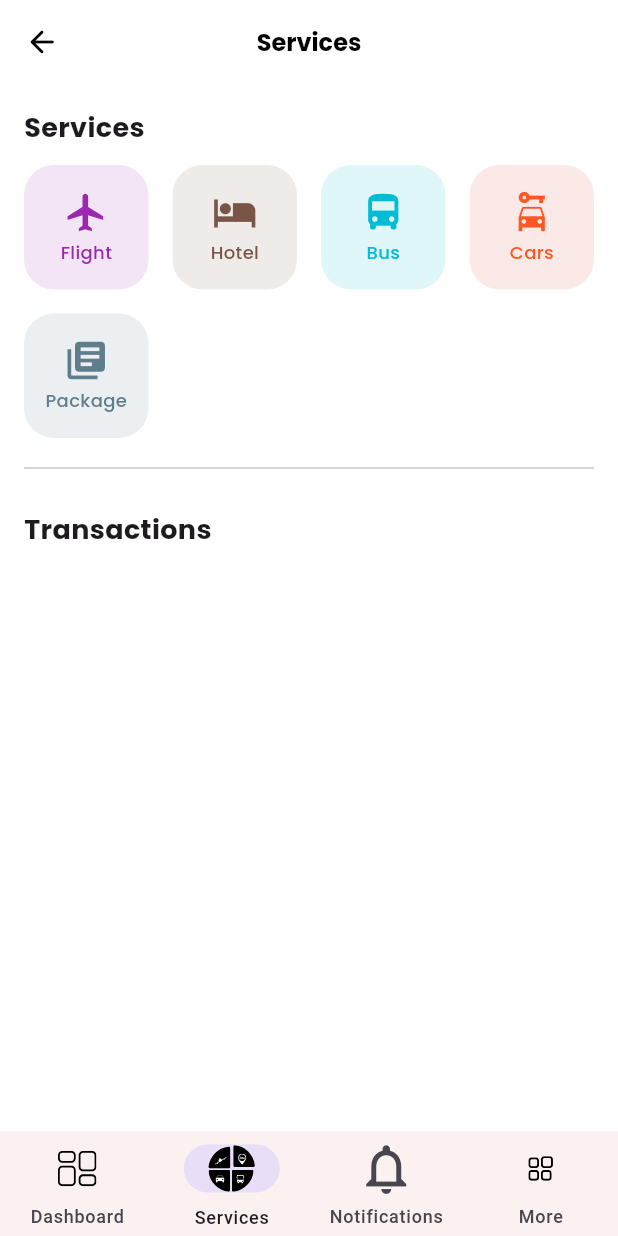
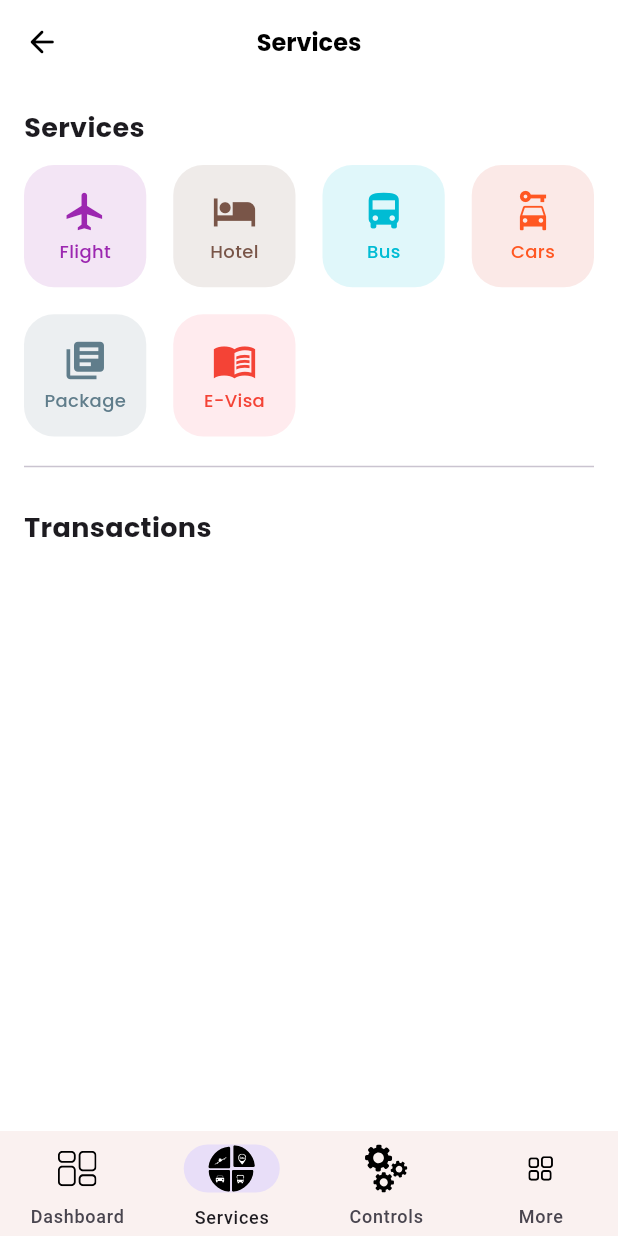
Before and after one commit to tashrif-alive/hawaii_by_zucode, a Flutter app: the screen it shows after launch, item 2 of the bottom bar chosen, on a phone screen of 412 x 824 dp. Run offline on Flutter 3.47's test engine with Material 3 defaults, Android fonts, the phone set to English and light mode, and no system bars; our stand-ins replace cloud_firestore, firebase_auth, firebase_core, flutter_svg, get, google_fonts and 1 more; accounts and stored records are empty.

Commit message:
services routes

```diff
--- a/lib/src/features/admin/view/admin_services.dart
+++ b/lib/src/features/admin/view/admin_services.dart
@@ -1,6 +1,8 @@
 import 'package:flutter/material.dart';
 import 'package:get/get.dart';
 import 'package:google_fonts/google_fonts.dart';
+import '../services/categories/airline/view/flight_screen.dart';
+import '../services/categories/hotel/view/hotel_screen.dart';
 
 class AdminServicesScreen extends StatefulWidget {
   const AdminServicesScreen({Key? key});
@@ -11,11 +13,13 @@ class AdminServicesScreen extends StatefulWidget {
 
 class _AdminServicesScreenState extends State<AdminServicesScreen> {
   final List<Map<String, dynamic>> services = [
-    {"icon": Icons.flight, "color": Colors.purple, "title": "Flight"},
-    {"icon": Icons.hotel, "color": Colors.brown, "title": "Hotel"},
-    {"icon": Icons.directions_bus, "color": Colors.cyan, "title": "Bus"},
-    {"icon": Icons.car_rental, "color": Colors.deepOrange, "title": "Cars"},
-    {"icon": Icons.my_library_books, "color": Colors.blueGrey, "title": "Package"},
+    {"icon": Icons.flight, "color": Colors.purple, "title": "Flight", "screen": FlightScreen()},
+    {"icon": Icons.hotel, "color": Colors.brown, "title": "Hotel", "screen": HotelScreen()},
+    {"icon": Icons.directions_bus, "color": Colors.cyan, "title": "Bus","screen": FlightScreen()},
+    {"icon": Icons.car_rental, "color": Colors.deepOrange, "title": "Cars","screen": FlightScreen()},
+    {"icon": Icons.my_library_books, "color": Colors.blueGrey, "title": "Package","screen": FlightScreen()},
+    {"icon": Icons.menu_book_sharp, "color": Colors.red, "title": "E-Visa","screen": FlightScreen()},
+    // Add other services with their corresponding screens
   ];
 
   @override
@@ -51,21 +55,22 @@ class _AdminServicesScreenState extends State<AdminServicesScreen> {
                 style: GoogleFonts.poppins(
                     fontSize: 18, fontWeight: FontWeight.w700),
               ),
-              SizedBox(
+              const SizedBox(
                 height: 12,
               ),
               GridView.builder(
                 shrinkWrap: true,
-                gridDelegate: SliverGridDelegateWithFixedCrossAxisCount(
+                gridDelegate: const SliverGridDelegateWithFixedCrossAxisCount(
                   crossAxisCount: 4,
-                  crossAxisSpacing: 16.0,
-                  mainAxisSpacing: 16.0,
+                  crossAxisSpacing: 18.0,
+                  mainAxisSpacing: 18.0,
                 ),
                 itemCount: services.length,
                 itemBuilder: (context, index) {
                   return GestureDetector(
                     onTap: () {
-                      print("${services[index]['title']} tapped");
+                      // Navigate to the corresponding screen when a service is tapped
+                      Get.to(services[index]['screen']);
                     },
                     child: Container(
                       padding: EdgeInsets.all(6),
@@ -104,7 +109,6 @@ class _AdminServicesScreenState extends State<AdminServicesScreen> {
                 style: GoogleFonts.poppins(
                     fontSize: 18, fontWeight: FontWeight.w700),
               ),
-
             ],
           ),
         ),
--- a/lib/src/widgets/menus/admin_navigation_menu.dart
+++ b/lib/src/widgets/menus/admin_navigation_menu.dart
@@ -51,19 +51,25 @@ class _AdminBottomBarState extends State<AdminBottomBar> {
               ),
               label: 'Services',
             ),
-            const NavigationDestination(
-              icon: Icon( Icons.notifications_none_outlined,size: 40,),
-              selectedIcon: Icon( Icons.notifications,size: 40,),
-              label: 'Notifications',
+             NavigationDestination(
+              icon: SvgPicture.asset(
+                'assets/icons/controls.svg',
+                height: 41,
+              ),
+              selectedIcon: SvgPicture.asset(
+                'assets/icons/controls.svg',
+                height: 41,
+              ),
+              label: 'Controls',
             ),
             NavigationDestination(
               icon: SvgPicture.asset(
                 'assets/icons/more.svg',
-                height: 41, // Replace with the desired width
+                height: 41,
               ),
               selectedIcon: SvgPicture.asset(
                 'assets/icons/more_active.svg',
-                height: 41, // Replace with the desired height
+                height: 41,
               ),
               label: 'More',
             ),
```
Also changed, not shown: lib/src/features/admin/services/categories/airline/view/flight_screen.dart (added, +15 -0 lines), lib/src/features/admin/services/categories/hotel/view/hotel_screen.dart (added, +15 -0 lines), lib/src/features/admin/view/admin_dashboard.dart (+4 -5 lines), assets/icons/controls.svg (added).
